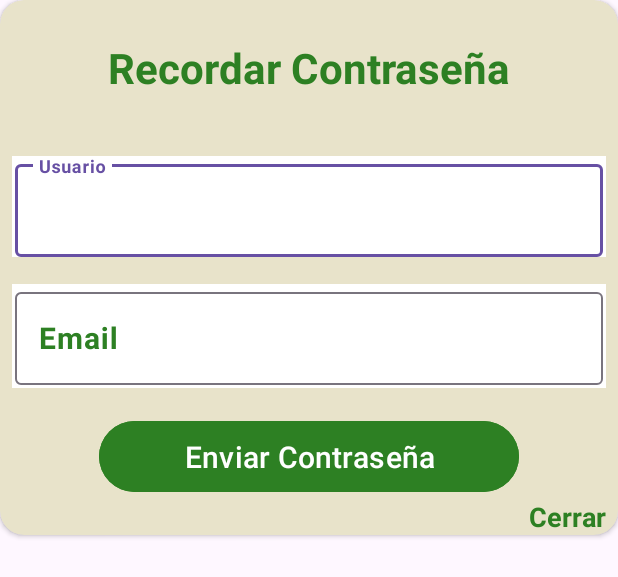
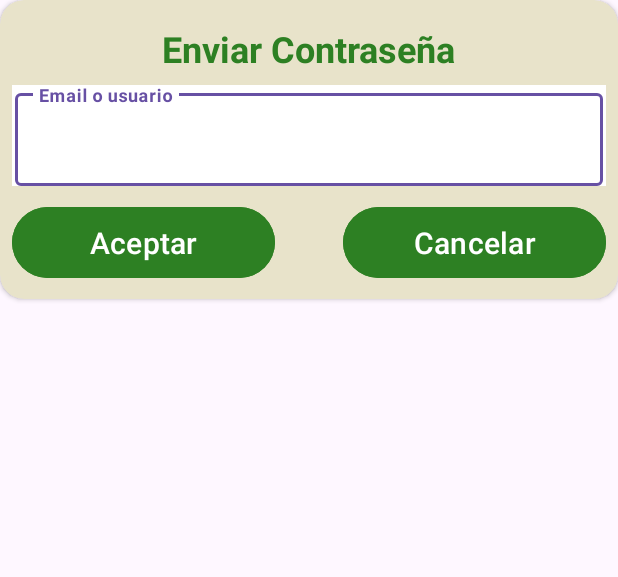
Before and after one commit to hyancy/eco_recicla_grupo_7, an Android app: the layout dialog_forgotten_password.xml on its own in the app's theme, with its tools: preview values and no code run, on a phone screen of 412 x 824 dp. Shown: the top 577 px of the screen. Run offline under Robolectric (Android 15) with nearby library versions, the phone set to English and light mode, and no system bars.

Commit message:
se agrega funcionalidad a dialogo de olvidaste contraseña, se ajusta diseño del dialog_forgotten_password.xml

```diff
--- a/app/src/main/res/layout/activity_login.xml
+++ b/app/src/main/res/layout/activity_login.xml
@@ -21,7 +21,7 @@
         android:id="@+id/progress_bar"
         android:layout_width="wrap_content"
         android:layout_height="wrap_content"
-        android:visibility="visible"
+        android:visibility="gone"
         app:layout_constraintTop_toTopOf="parent"
         app:layout_constraintStart_toStartOf="parent"
         app:layout_constraintBottom_toBottomOf="parent"
--- a/app/src/main/res/layout/dialog_forgotten_password.xml
+++ b/app/src/main/res/layout/dialog_forgotten_password.xml
@@ -3,49 +3,47 @@
     xmlns:app="http://schemas.android.com/apk/res-auto"
     android:layout_width="match_parent"
     android:layout_height="wrap_content"
+    android:backgroundTint="@color/beige_app"
     android:orientation="vertical"
-    android:backgroundTint="@color/beige_app"
     app:cardCornerRadius="16dp">
 
 
     <LinearLayout
-        android:paddingHorizontal="8dp"
         android:layout_width="match_parent"
         android:layout_height="match_parent"
-        android:layout_marginTop="26dp"
-        android:orientation="vertical">
+        android:layout_marginTop="16dp"
+        android:orientation="vertical"
+        android:paddingHorizontal="8dp">
 
         <TextView
             android:layout_width="wrap_content"
             android:layout_height="wrap_content"
             android:layout_gravity="center_horizontal"
-            android:text="Recordar Contraseña"
+            android:text="Enviar Contraseña"
             android:textColor="@color/green_app"
-            android:textSize="28sp"
+            android:textSize="24sp"
             android:textStyle="bold" />
 
         <com.google.android.material.textfield.TextInputLayout
             android:layout_width="match_parent"
             android:layout_height="wrap_content"
-            android:layout_marginTop="40dp"
-            android:layout_marginBottom="18dp"
+            android:layout_marginTop="8dp"
             android:background="@color/white"
             android:gravity="center"
             android:paddingHorizontal="2dp"
             android:textColorHint="@color/green_app">
 
             <com.google.android.material.textfield.TextInputEditText
-                android:id="@+id/user_login"
-
+                android:id="@+id/edt_user"
                 android:layout_width="match_parent"
                 android:layout_height="wrap_content"
-                android:hint="@string/user"
+                android:hint="@string/user_email"
                 android:inputType="textEmailAddress"
                 android:textSize="20sp"
                 android:textStyle="bold" />
         </com.google.android.material.textfield.TextInputLayout>
 
-
+        <!--
                 <com.google.android.material.textfield.TextInputLayout
                     android:layout_width="match_parent"
                     android:layout_height="wrap_content"
@@ -56,33 +54,49 @@
                     android:textColorHint="@color/green_app">
 
                     <com.google.android.material.textfield.TextInputEditText
-                android:id="@+id/password_login"
+                        android:id="@+id/edt_email"
                         android:layout_width="match_parent"
                         android:layout_height="wrap_content"
                         android:hint="@string/hint_email_user_register"
-                android:inputType="textPassword"
+                        android:inputType="textWebEmailAddress"
                         android:textSize="20sp"
                         android:textStyle="bold" />
 
-        </com.google.android.material.textfield.TextInputLayout>
+                </com.google.android.material.textfield.TextInputLayout> -->
+
+        <LinearLayout
+            android:layout_width="match_parent"
+            android:layout_height="wrap_content"
+            android:layout_marginVertical="10dp"
+            android:orientation="horizontal"
+            android:weightSum="3">
 
             <Button
-            android:layout_marginTop="18dp"
+                android:id="@+id/btn_acept"
                 android:layout_width="280dp"
-            android:text="Enviar Contraseña"
-            android:textSize="20sp"
+                android:layout_height="55dp"
+                android:layout_gravity="center_horizontal"
+                android:layout_weight="1"
                 android:backgroundTint="@color/green_app"
+                android:text="Aceptar"
+                android:textSize="20sp" />
+
+            <Space
+                android:layout_width="150dp"
+                android:layout_height="50dp"
+                android:layout_weight="1" />
+
+            <Button
+                android:id="@+id/btn_cancel"
+                android:layout_width="280dp"
                 android:layout_height="55dp"
-            android:layout_gravity="center_horizontal"/>
+                android:layout_gravity="center_horizontal"
+                android:layout_weight="1"
+                android:backgroundTint="@color/green_app"
+                android:text="Cancelar"
+                android:textSize="20sp" />
+        </LinearLayout>
 
-        <TextView
-            android:layout_width="wrap_content"
-            android:layout_height="wrap_content"
-            android:layout_gravity="end"
-            android:text="Cerrar"
-            android:textColor="@color/green_app"
-            android:textSize="18sp"
-            android:textStyle="bold" />
     </LinearLayout>
 
 
--- a/app/src/main/res/values-night/strings.xml
+++ b/app/src/main/res/values-night/strings.xml
@@ -43,4 +43,5 @@
     <string name="terminos_condiciones_user_register">Acepto términos y condiciones.</string>
     <string name="privacidad_user_register">Acepto políticas de privacidad y manejo de datos.</string>
     <string name="tienes_cuenta_user_register">¿Ya tienes cuenta? Inicia sesión.</string>
+    <string name="user_email">Email o usuario</string>
 </resources>
--- a/app/src/main/res/values/strings.xml
+++ b/app/src/main/res/values/strings.xml
@@ -46,4 +46,5 @@
     <string name="tienes_cuenta_user_register">¿Ya tienes cuenta? Inicia sesión.</string>
     <!-- TODO: Remove or change this placeholder text -->
     <string name="hello_blank_fragment">Hello blank fragment</string>
+    <string name="user_email">Email o usuario</string>
 </resources>
--- a/app/src/main/res/values/styles.xml
+++ b/app/src/main/res/values/styles.xml
@@ -19,5 +19,9 @@
         <item name="cornerFamily">cut</item>
         <item name="cornerSize">4dp</item>
     </style>
+    <style name="DialogForgottenPassword" parent="ShapeAppearance.MaterialComponents.SmallComponent">
+        <item name="cornerFamily">cut</item>
+        <item name="cornerSize">4dp</item>
+    </style>
 
 </resources>
```
Also changed, not shown: app/src/main/java/com/hyancy/eco_recicla_reto_1_grupo_7/Login.java (+43 -3 lines), app/src/main/res/drawable/dialog_container.xml (added, +18 -0 lines). Lines whose indentation alone changed are shown as unchanged.
